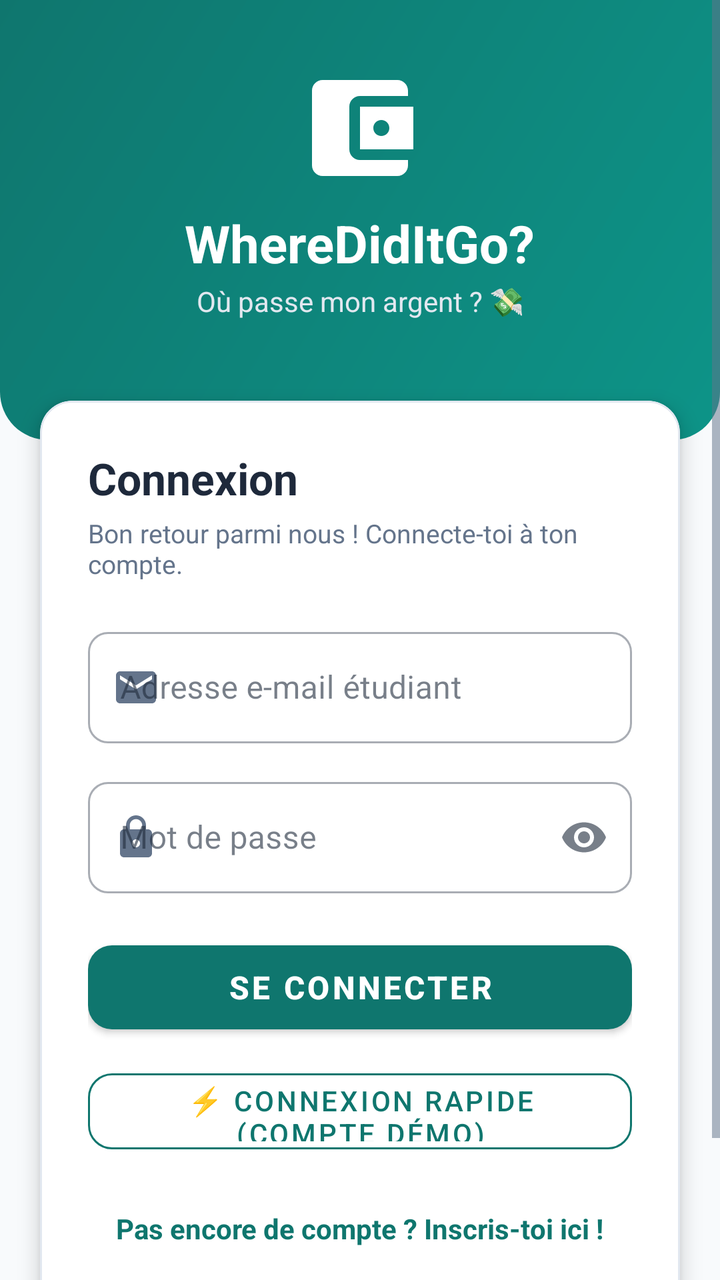
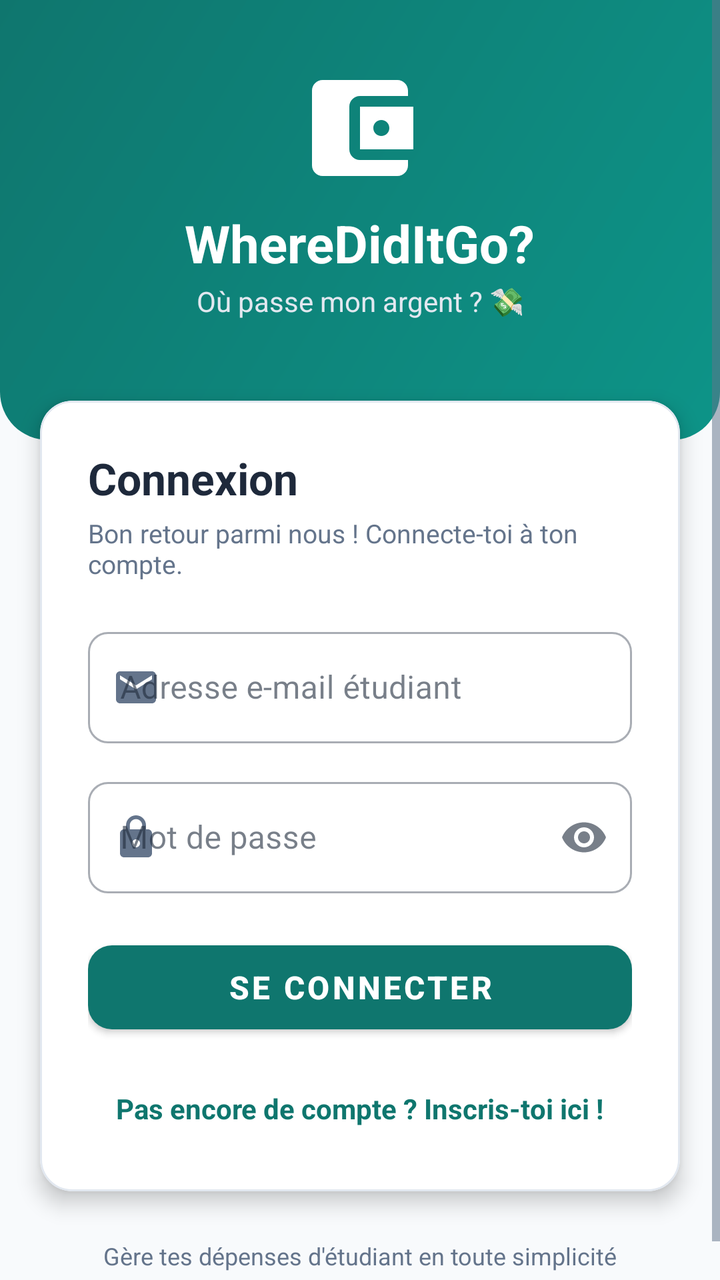

Screens rendered from an Android XML layout before and after an edit, with the pre-edit source and the edit as a unified diff.
<!-- AndroidManifest.xml: application theme Theme.MyApplication -->
<!-- res/layout/activity_login.xml -->
<?xml version="1.0" encoding="utf-8"?>
<ScrollView xmlns:android="http://schemas.android.com/apk/res/android"
    xmlns:app="http://schemas.android.com/apk/res-auto"
    xmlns:tools="http://schemas.android.com/tools"
    android:layout_width="match_parent"
    android:layout_height="match_parent"
    android:fillViewport="true"
    android:background="@color/background"
    tools:context=".LoginActivity">

    <androidx.constraintlayout.widget.ConstraintLayout
        android:layout_width="match_parent"
        android:layout_height="wrap_content"
        android:paddingBottom="24dp">

        
        <View
            android:id="@+id/header_bg"
            android:layout_width="match_parent"
            android:layout_height="220dp"
            android:background="@drawable/bg_header_gradient"
            app:layout_constraintTop_toTopOf="parent" />

        <ImageView
            android:id="@+id/img_logo"
            android:layout_width="64dp"
            android:layout_height="64dp"
            android:layout_marginTop="32dp"
            android:contentDescription="@string/app_name"
            android:src="@drawable/ic_wallet_logo"
            app:tint="@color/white"
            app:layout_constraintEnd_toEndOf="parent"
            app:layout_constraintStart_toStartOf="parent"
            app:layout_constraintTop_toTopOf="parent" />

        <TextView
            android:id="@+id/tv_app_title"
            android:layout_width="wrap_content"
            android:layout_height="wrap_content"
            android:layout_marginTop="8dp"
            android:text="@string/app_name"
            android:textColor="@color/white"
            android:textSize="26sp"
            android:textStyle="bold"
            app:layout_constraintEnd_toEndOf="parent"
            app:layout_constraintStart_toStartOf="parent"
            app:layout_constraintTop_toBottomOf="@id/img_logo" />

        <TextView
            android:id="@+id/tv_app_tagline"
            android:layout_width="wrap_content"
            android:layout_height="wrap_content"
            android:layout_marginTop="2dp"
            android:text="@string/app_tagline"
            android:textColor="#E2E8F0"
            android:textSize="14sp"
            app:layout_constraintEnd_toEndOf="parent"
            app:layout_constraintStart_toStartOf="parent"
            app:layout_constraintTop_toBottomOf="@id/tv_app_title" />

        
        <com.google.android.material.card.MaterialCardView
            android:id="@+id/card_login"
            android:layout_width="match_parent"
            android:layout_height="wrap_content"
            android:layout_marginStart="20dp"
            android:layout_marginTop="-20dp"
            android:layout_marginEnd="20dp"
            app:cardBackgroundColor="@color/card_background"
            app:cardCornerRadius="16dp"
            app:cardElevation="6dp"
            app:strokeColor="@color/stroke_color"
            app:strokeWidth="1dp"
            app:layout_constraintTop_toBottomOf="@id/header_bg">

            <LinearLayout
                android:layout_width="match_parent"
                android:layout_height="wrap_content"
                android:orientation="vertical"
                android:padding="24dp">

                <TextView
                    android:layout_width="wrap_content"
                    android:layout_height="wrap_content"
                    android:text="@string/title_login"
                    android:textColor="@color/text_primary"
                    android:textSize="22sp"
                    android:textStyle="bold" />

                <TextView
                    android:layout_width="wrap_content"
                    android:layout_height="wrap_content"
                    android:layout_marginTop="4dp"
                    android:layout_marginBottom="20dp"
                    android:text="@string/subtitle_login"
                    android:textColor="@color/text_secondary"
                    android:textSize="13sp" />

                
                <com.google.android.material.textfield.TextInputLayout
                    android:id="@+id/til_email"
                    style="@style/Widget.MaterialComponents.TextInputLayout.OutlinedBox"
                    android:layout_width="match_parent"
                    android:layout_height="wrap_content"
                    android:layout_marginBottom="14dp"
                    android:hint="@string/hint_email"
                    app:startIconDrawable="@drawable/ic_email"
                    app:startIconTint="@color/text_secondary"
                    app:boxCornerRadiusBottomEnd="10dp"
                    app:boxCornerRadiusBottomStart="10dp"
                    app:boxCornerRadiusTopEnd="10dp"
                    app:boxCornerRadiusTopStart="10dp">

                    <com.google.android.material.textfield.TextInputEditText
                        android:id="@+id/et_email"
                        android:layout_width="match_parent"
                        android:layout_height="wrap_content"
                        android:textColor="@color/text_primary"
                        android:textColorHint="@color/text_hint"
                        android:inputType="textEmailAddress"
                        android:maxLines="1" />
                </com.google.android.material.textfield.TextInputLayout>

                
                <com.google.android.material.textfield.TextInputLayout
                    android:id="@+id/til_password"
                    style="@style/Widget.MaterialComponents.TextInputLayout.OutlinedBox"
                    android:layout_width="match_parent"
                    android:layout_height="wrap_content"
                    android:layout_marginBottom="20dp"
                    android:hint="@string/hint_password"
                    app:endIconMode="password_toggle"
                    app:startIconDrawable="@drawable/ic_lock"
                    app:startIconTint="@color/text_secondary"
                    app:boxCornerRadiusBottomEnd="10dp"
                    app:boxCornerRadiusBottomStart="10dp"
                    app:boxCornerRadiusTopEnd="10dp"
                    app:boxCornerRadiusTopStart="10dp">

                    <com.google.android.material.textfield.TextInputEditText
                        android:id="@+id/et_password"
                        android:layout_width="match_parent"
                        android:layout_height="wrap_content"
                        android:textColor="@color/text_primary"
                        android:textColorHint="@color/text_hint"
                        android:inputType="textPassword"
                        android:maxLines="1" />
                </com.google.android.material.textfield.TextInputLayout>

                
                <com.google.android.material.button.MaterialButton
                    android:id="@+id/btn_login"
                    android:layout_width="match_parent"
                    android:layout_height="54dp"
                    android:text="@string/btn_login"
                    android:textColor="@color/white"
                    android:textSize="16sp"
                    android:textStyle="bold"
                    app:backgroundTint="@color/primary"
                    app:cornerRadius="12dp" />

                
                <com.google.android.material.button.MaterialButton
                    android:id="@+id/btn_demo_login"
                    style="@style/Widget.MaterialComponents.Button.OutlinedButton"
                    android:layout_width="match_parent"
                    android:layout_height="50dp"
                    android:layout_marginTop="10dp"
                    android:text="@string/btn_demo_login"
                    android:textColor="@color/primary"
                    android:textSize="14sp"
                    app:cornerRadius="12dp"
                    app:strokeColor="@color/primary" />

                
                <TextView
                    android:id="@+id/tv_go_to_register"
                    android:layout_width="wrap_content"
                    android:layout_height="wrap_content"
                    android:layout_gravity="center_horizontal"
                    android:layout_marginTop="16dp"
                    android:padding="8dp"
                    android:text="@string/link_to_register"
                    android:textColor="@color/primary"
                    android:textSize="14sp"
                    android:textStyle="bold" />

            </LinearLayout>
        </com.google.android.material.card.MaterialCardView>

        <TextView
            android:layout_width="wrap_content"
            android:layout_height="wrap_content"
            android:layout_marginTop="24dp"
            android:text="@string/app_subtitle"
            android:textColor="@color/text_secondary"
            android:textSize="12sp"
            app:layout_constraintEnd_toEndOf="parent"
            app:layout_constraintStart_toStartOf="parent"
            app:layout_constraintTop_toBottomOf="@id/card_login" />

    </androidx.constraintlayout.widget.ConstraintLayout>
</ScrollView>
<!-- resources referenced by this layout -->
<resources>
  <color name="background">#F8FAFC</color>
  <color name="card_background">#FFFFFF</color>
  <color name="primary">#0F766E</color>
  <color name="stroke_color">#E2E8F0</color>
  <color name="text_hint">#94A3B8</color>
  <color name="text_primary">#1E293B</color>
  <color name="text_secondary">#64748B</color>
  <color name="white">#FFFFFFFF</color>
  <!-- drawable bg_header_gradient (drawable) -->
  <?xml version="1.0" encoding="utf-8"?>
  <shape xmlns:android="http://schemas.android.com/apk/res/android"
      android:shape="rectangle">
      <gradient
          android:angle="135"
          android:endColor="#0F766E"
          android:startColor="#0D9488"
          android:type="linear" />
      <corners
          android:bottomLeftRadius="24dp"
          android:bottomRightRadius="24dp" />
  </shape>
  <!-- drawable ic_email (drawable) -->
  <vector xmlns:android="http://schemas.android.com/apk/res/android"
      android:width="24dp"
      android:height="24dp"
      android:viewportWidth="24"
      android:viewportHeight="24">
    <path
        android:fillColor="#64748B"
        android:pathData="M20,4H4C2.9,4 2,4.9 2,6v12c0,1.1 0.9,2 2,2h16c1.1,0 2,-0.9 2,-2V6C22,4.9 21.1,4 20,4zM20,8l-8,5L4,8V6l8,5 8,-5V8z"/>
  </vector>
  <!-- drawable ic_lock (drawable) -->
  <vector xmlns:android="http://schemas.android.com/apk/res/android"
      android:width="24dp"
      android:height="24dp"
      android:viewportWidth="24"
      android:viewportHeight="24">
    <path
        android:fillColor="#64748B"
        android:pathData="M18,8h-1V6c0,-2.76 -2.24,-5 -5,-5S7,3.24 7,6v2H6c-1.1,0 -2,0.9 -2,2v10c0,1.1 0.9,2 2,2h12c1.1,0 2,-0.9 2,-2V10c0,-1.1 -0.9,-2 -2,-2zm-6,9c-1.1,0 -2,-0.9 -2,-2s0.9,-2 2,-2 2,0.9 2,2 -0.9,2 -2,2zm3.1,-9H8.9V6c0,-1.71 1.39,-3.1 3.1,-3.1 1.71,0 3.1,1.39 3.1,3.1v2z"/>
  </vector>
  <!-- drawable ic_wallet_logo (drawable) -->
  <vector xmlns:android="http://schemas.android.com/apk/res/android"
      android:width="64dp"
      android:height="64dp"
      android:viewportWidth="24"
      android:viewportHeight="24">
    <path
        android:fillColor="#0D9488"
        android:pathData="M21,18v1c0,1.1 -0.9,2 -2,2H5c-1.11,0 -2,-0.9 -2,-2V5c0,-1.1 0.89,-2 2,-2h14c1.1,0 2,0.9 2,2v1h-9c-1.11,0 -2,0.9 -2,2v8c0,1.1 0.89,2 2,2h9zM12,16h10V8H12v8zm4,-2.5c-.83,0 -1.5,-.67 -1.5,-1.5s.67,-1.5 1.5,-1.5 1.5,.67 1.5,1.5 -.67,1.5 -1.5,1.5z"/>
  </vector>
  <string name="app_name">WhereDidItGo?</string>
  <string name="app_subtitle">Gère tes dépenses d\'étudiant en toute simplicité</string>
  <string name="app_tagline">Où passe mon argent ? 💸</string>
  <string name="btn_demo_login">⚡ Connexion rapide (Compte Démo)</string>
  <string name="btn_login">Se connecter</string>
  <string name="hint_email">Adresse e-mail étudiant</string>
  <string name="hint_password">Mot de passe</string>
  <string name="link_to_register">Pas encore de compte ? Inscris-toi ici !</string>
  <string name="subtitle_login">Bon retour parmi nous ! Connecte-toi à ton compte.</string>
  <string name="title_login">Connexion</string>
  <color name="primary_dark">#115E59</color>
  <color name="accent">#10B981</color>
  <!-- unchanged entries left out for length: 1 -->
</resources>

<!-- the commit's change to res/layout/activity_login.xml (unified diff, before → after) -->
@@ -160,19 +160,6 @@
                     app:cornerRadius="12dp" />
 
                 
-                <com.google.android.material.button.MaterialButton
-                    android:id="@+id/btn_demo_login"
-                    style="@style/Widget.MaterialComponents.Button.OutlinedButton"
-                    android:layout_width="match_parent"
-                    android:layout_height="50dp"
-                    android:layout_marginTop="10dp"
-                    android:text="@string/btn_demo_login"
-                    android:textColor="@color/primary"
-                    android:textSize="14sp"
-                    app:cornerRadius="12dp"
-                    app:strokeColor="@color/primary" />
-
-                
                 <TextView
                     android:id="@+id/tv_go_to_register"
                     android:layout_width="wrap_content"
<!-- resource entries referenced after the edit -->
@@ -54,7 +54,6 @@
   <string name="app_name">WhereDidItGo?</string>
   <string name="app_subtitle">Gère tes dépenses d\'étudiant en toute simplicité</string>
   <string name="app_tagline">Où passe mon argent ? 💸</string>
-  <string name="btn_demo_login">⚡ Connexion rapide (Compte Démo)</string>
   <string name="btn_login">Se connecter</string>
   <string name="hint_email">Adresse e-mail étudiant</string>
   <string name="hint_password">Mot de passe</string>
